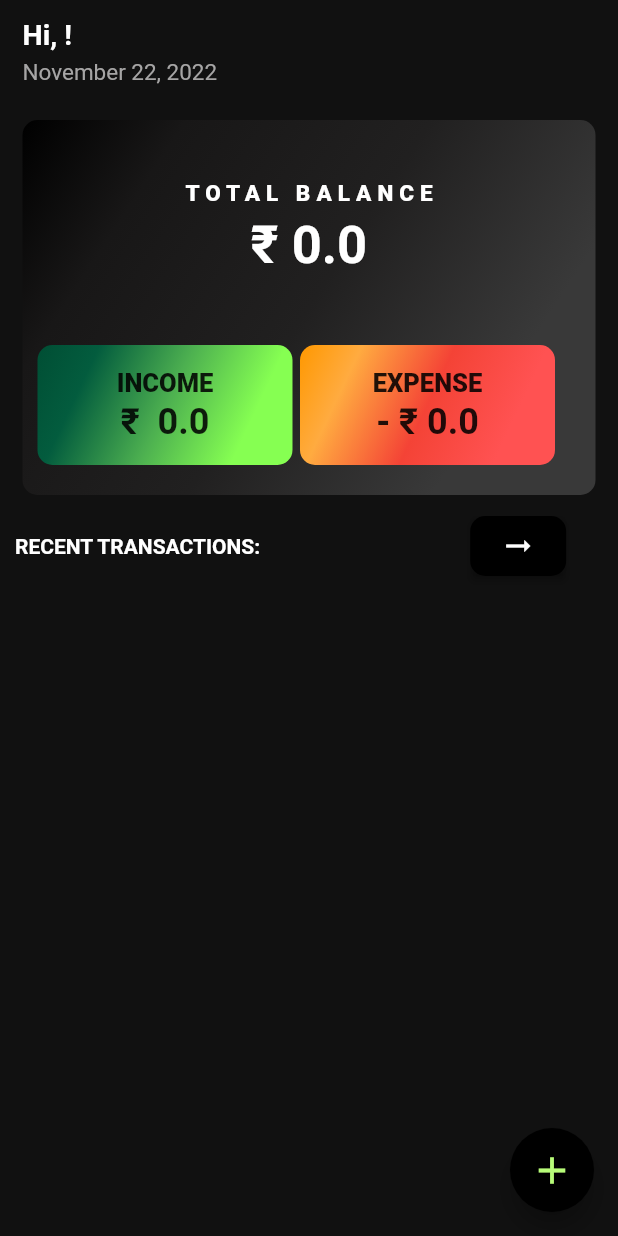
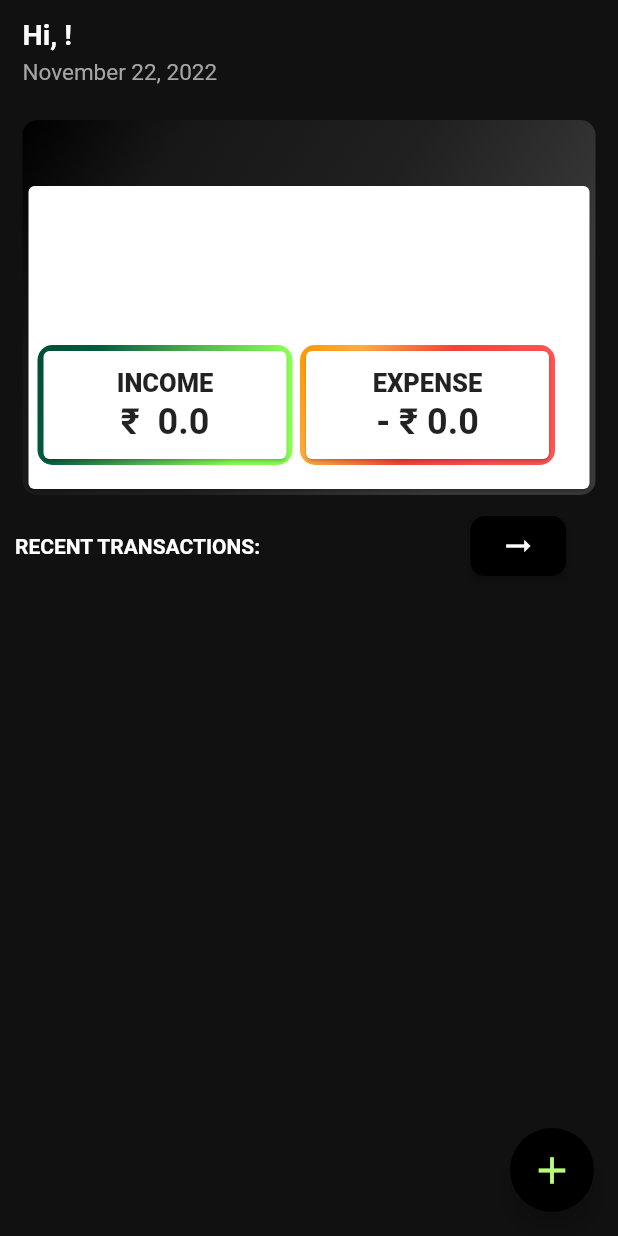
Before and after one commit to REEM-SALEEM/Money_manager, a Flutter app: the ScreenTransactions screen opened directly, on a phone screen of 412 x 824 dp. Run offline on Flutter 3.47's test engine with Material 2 defaults, Android fonts, the phone set to English and light mode, and no system bars; our stand-ins replace flutter_local_notifications, flutter_native_timezone, flutter_slidable, hive_flutter, lottie, rxdart and 4 more; missing offline and left inert: restart_app; accounts and stored records are empty.

Commit message:
first commit

```diff
--- a/lib/refactors/transactions.dart
+++ b/lib/refactors/transactions.dart
@@ -87,6 +87,7 @@ class _TransactionsRefState extends State<TransactionsRef> {
                 ),
                 child: Padding(
                   padding: const EdgeInsets.fromLTRB(0, 40, 0, 0),
+                  child: Card(
                     child: Column(children: [
                       Text(widget.textFirst1,
                           style: const TextStyle(
@@ -102,6 +103,7 @@ class _TransactionsRefState extends State<TransactionsRef> {
                               fontWeight: FontWeight.bold,
                               fontSize: 35)),
                     ]),
+                  ),
                 ),
               ),
               //#1
@@ -123,6 +125,7 @@ class _TransactionsRefState extends State<TransactionsRef> {
                         stops: [0, 0.2, 0.5, 0.8]),
                     borderRadius: BorderRadius.all(Radius.circular(10)),
                   ),
+                  child: Card(
                     child: Column(
                         mainAxisAlignment: MainAxisAlignment.center,
                         children: [
@@ -134,6 +137,7 @@ class _TransactionsRefState extends State<TransactionsRef> {
                               style: const TextStyle(
                                   fontWeight: FontWeight.bold, fontSize: 24))
                         ]),
+                  ),
                 ),
               ),
               //#2
@@ -156,6 +160,7 @@ class _TransactionsRefState extends State<TransactionsRef> {
                     ),
                     borderRadius: BorderRadius.all(Radius.circular(10)),
                   ),
+                  child: Card(
                     child: Column(
                         mainAxisAlignment: MainAxisAlignment.center,
                         children: [
@@ -167,6 +172,7 @@ class _TransactionsRefState extends State<TransactionsRef> {
                               style: const TextStyle(
                                   fontSize: 24, fontWeight: FontWeight.bold))
                         ]),
+                  ),
                 ),
               ),
             ]);
```
Also changed, not shown: lib/transactions/view/transactions_view.dart (+7 -4 lines), 10 other files. Lines whose indentation alone changed are shown as unchanged.
